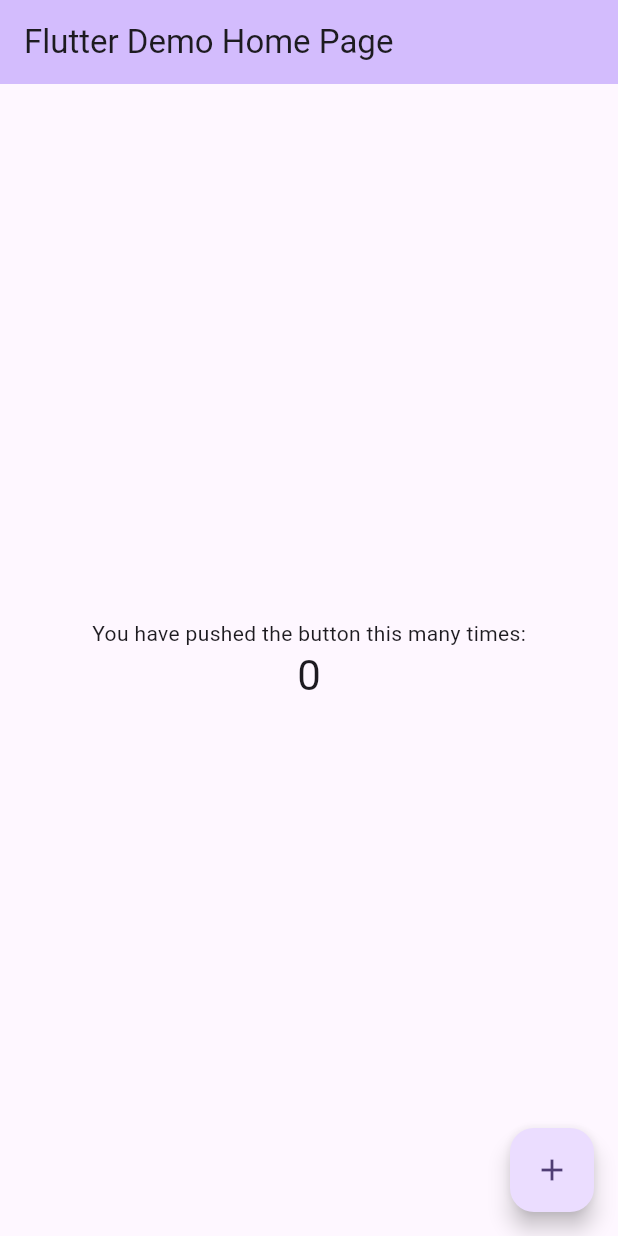
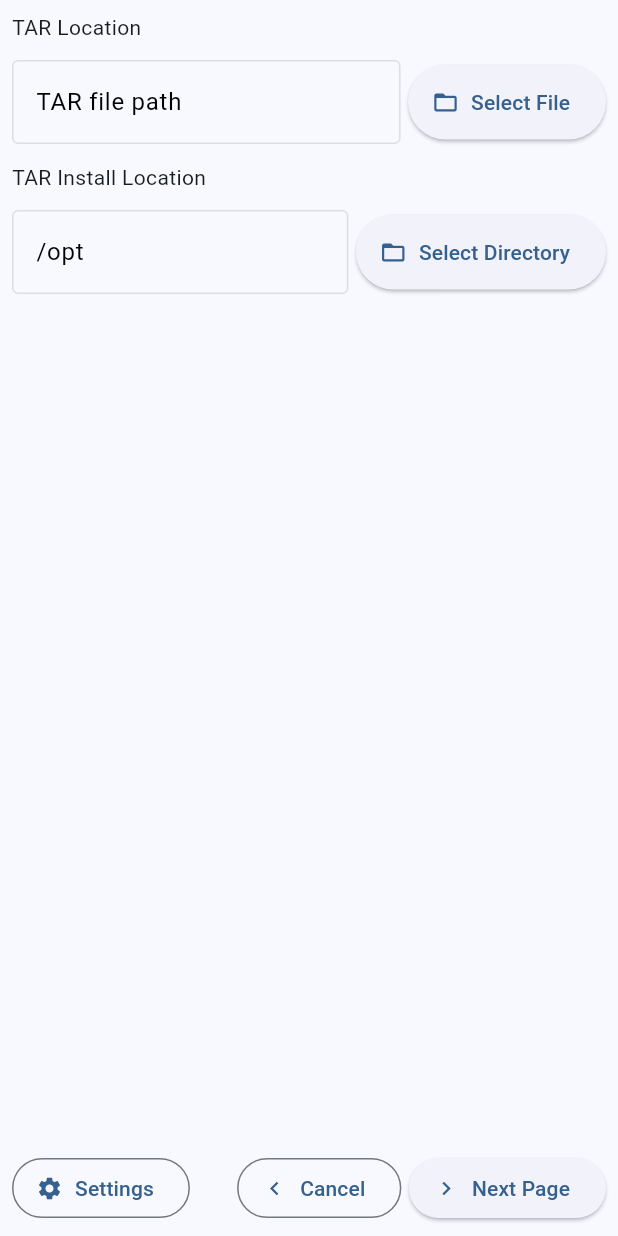
Before and after one commit to EdoTXp/tar_installer, a Flutter app: the screen it shows after launch, on a phone screen of 412 x 824 dp. Run offline on Flutter 3.47's test engine with Material 3 defaults, Android fonts, the phone set to English and light mode, and no system bars; our stand-ins replace file_picker; missing offline and left inert: window_manager.

Commit message:
- Refactors app structure and enhances Linux support. - Replaces demo app code with custom TAR Installer implementation, including window manager initialization and custom app logo support on Linux. - Adds dependencies for window management and file picking, updates plugins for Linux, and adjusts asset handling. - Removes default widget test.

```diff
--- a/analysis_options.yaml
+++ b/analysis_options.yaml
@@ -24,5 +24,7 @@ linter:
     # avoid_print: false  # Uncomment to disable the `avoid_print` rule
     # prefer_single_quotes: true  # Uncomment to enable the `prefer_single_quotes` rule
 
+formatter:
+  trailing_commas: preserve
 # Additional information about this file can be found at
 # https://dart.dev/guides/language/analysis-options
--- a/lib/main.dart
+++ b/lib/main.dart
@@ -1,122 +1,23 @@
 import 'package:flutter/material.dart';
+import 'package:tar_installer/src/tar_installer_app.dart';
+import 'package:window_manager/window_manager.dart';
 
-void main() {
-  runApp(const MyApp());
+Future<void> main() async {
+  WidgetsFlutterBinding.ensureInitialized();
+  await windowManager.ensureInitialized();
+
+  final WindowOptions windowOptions = WindowOptions(
+    size: const Size(600, 250),
+    backgroundColor: Colors.white,
+    title: 'TAR Installer',
+    skipTaskbar: false,
+    minimumSize: const Size(600, 250),
+  );
+
+  windowManager.waitUntilReadyToShow(windowOptions, () async {
+    await windowManager.show();
+    await windowManager.focus();
+  });
+
+  runApp(const TarInstallerApp());
 }
-
-class MyApp extends StatelessWidget {
-  const MyApp({super.key});
-
-  // This widget is the root of your application.
-  @override
-  Widget build(BuildContext context) {
-    return MaterialApp(
-      title: 'Flutter Demo',
-      theme: ThemeData(
-        // This is the theme of your application.
-        //
-        // TRY THIS: Try running your application with "flutter run". You'll see
-        // the application has a purple toolbar. Then, without quitting the app,
-        // try changing the seedColor in the colorScheme below to Colors.green
-        // and then invoke "hot reload" (save your changes or press the "hot
-        // reload" button in a Flutter-supported IDE, or press "r" if you used
-        // the command line to start the app).
-        //
-        // Notice that the counter didn't reset back to zero; the application
-        // state is not lost during the reload. To reset the state, use hot
-        // restart instead.
-        //
-        // This works for code too, not just values: Most code changes can be
-        // tested with just a hot reload.
-        colorScheme: ColorScheme.fromSeed(seedColor: Colors.deepPurple),
-      ),
-      home: const MyHomePage(title: 'Flutter Demo Home Page'),
-    );
-  }
-}
-
-class MyHomePage extends StatefulWidget {
-  const MyHomePage({super.key, required this.title});
-
-  // This widget is the home page of your application. It is stateful, meaning
-  // that it has a State object (defined below) that contains fields that affect
-  // how it looks.
-
-  // This class is the configuration for the state. It holds the values (in this
-  // case the title) provided by the parent (in this case the App widget) and
-  // used by the build method of the State. Fields in a Widget subclass are
-  // always marked "final".
-
-  final String title;
-
-  @override
-  State<MyHomePage> createState() => _MyHomePageState();
-}
-
-class _MyHomePageState extends State<MyHomePage> {
-  int _counter = 0;
-
-  void _incrementCounter() {
-    setState(() {
-      // This call to setState tells the Flutter framework that something has
-      // changed in this State, which causes it to rerun the build method below
-      // so that the display can reflect the updated values. If we changed
-      // _counter without calling setState(), then the build method would not be
-      // called again, and so nothing would appear to happen.
-      _counter++;
-    });
-  }
-
-  @override
-  Widget build(BuildContext context) {
-    // This method is rerun every time setState is called, for instance as done
-    // by the _incrementCounter method above.
-    //
-    // The Flutter framework has been optimized to make rerunning build methods
-    // fast, so that you can just rebuild anything that needs updating rather
-    // than having to individually change instances of widgets.
-    return Scaffold(
-      appBar: AppBar(
-        // TRY THIS: Try changing the color here to a specific color (to
-        // Colors.amber, perhaps?) and trigger a hot reload to see the AppBar
-        // change color while the other colors stay the same.
-        backgroundColor: Theme.of(context).colorScheme.inversePrimary,
-        // Here we take the value from the MyHomePage object that was created by
-        // the App.build method, and use it to set our appbar title.
-        title: Text(widget.title),
-      ),
-      body: Center(
-        // Center is a layout widget. It takes a single child and positions it
-        // in the middle of the parent.
-        child: Column(
-          // Column is also a layout widget. It takes a list of children and
-          // arranges them vertically. By default, it sizes itself to fit its
-          // children horizontally, and tries to be as tall as its parent.
-          //
-          // Column has various properties to control how it sizes itself and
-          // how it positions its children. Here we use mainAxisAlignment to
-          // center the children vertically; the main axis here is the vertical
-          // axis because Columns are vertical (the cross axis would be
-          // horizontal).
-          //
-          // TRY THIS: Invoke "debug painting" (choose the "Toggle Debug Paint"
-          // action in the IDE, or press "p" in the console), to see the
-          // wireframe for each widget.
-          mainAxisAlignment: MainAxisAlignment.center,
-          children: <Widget>[
-            const Text('You have pushed the button this many times:'),
-            Text(
-              '$_counter',
-              style: Theme.of(context).textTheme.headlineMedium,
-            ),
-          ],
-        ),
-      ),
-      floatingActionButton: FloatingActionButton(
-        onPressed: _incrementCounter,
-        tooltip: 'Increment',
-        child: const Icon(Icons.add),
-      ), // This trailing comma makes auto-formatting nicer for build methods.
-    );
-  }
-}
--- /dev/null
+++ b/lib/src/constants/app_images.dart
@@ -0,0 +1,4 @@
+class AppImages {
+  AppImages._();
+  static const String logo = 'assets/images/app_logo.png';
+}
--- /dev/null
+++ b/lib/src/tar_installer_app.dart
@@ -0,0 +1,17 @@
+import 'package:flutter/material.dart';
+import 'package:tar_installer/src/views/tar_selection_page.dart';
+
+class TarInstallerApp extends StatelessWidget {
+  const TarInstallerApp({super.key});
+
+  @override
+  Widget build(BuildContext context) {
+    return MaterialApp(
+      theme: ThemeData(
+        colorScheme: ColorScheme.fromSeed(seedColor: Colors.blue),
+        useMaterial3: true,
+      ),
+      home: TarSelectionPage(),
+    );
+  }
+}
--- /dev/null
+++ b/lib/src/views/tar_selection_page.dart
@@ -0,0 +1,76 @@
+import 'package:flutter/material.dart';
+import 'package:flutter/services.dart';
+import 'package:tar_installer/src/widgets/file_path_selector_widget.dart';
+
+class TarSelectionPage extends StatefulWidget {
+  const TarSelectionPage({super.key});
+
+  @override
+  State<TarSelectionPage> createState() => _TarSelectionPageState();
+}
+
+class _TarSelectionPageState extends State<TarSelectionPage> {
+  String selectedFilePath = '';
+  String installLocation = '/opt';
+
+  @override
+  Widget build(BuildContext context) {
+    return Scaffold(
+      body: Padding(
+        padding: const EdgeInsets.all(8.0),
+        child: Column(
+          crossAxisAlignment: CrossAxisAlignment.start,
+          spacing: 12.0,
+          children: [
+            Text('TAR Location'),
+            FilePathSelectorWidget(
+              onFilePathSelected: (String filePath) {
+                setState(() {
+                  selectedFilePath = filePath;
+                });
+              },
+            ),
+            Text('TAR Install Location'),
+            FilePathSelectorWidget(
+              initialFilePath: installLocation,
+              isDirectory: true,
+              onFilePathSelected: (String filePath) {
+                setState(() {
+                  installLocation = filePath;
+                });
+              },
+            ),
+            const Spacer(),
+            Row(
+              children: [
+                OutlinedButton.icon(
+                  label: Text('Settings'),
+                  icon: const Icon(Icons.settings),
+                  onPressed: () {},
+                ),
+                const Spacer(),
+                OutlinedButton.icon(
+                  onPressed: () => SystemChannels.platform.invokeMethod(
+                    'SystemNavigator.pop',
+                  ),
+                  label: Text('Cancel'),
+                  icon: const Icon(Icons.navigate_before),
+                ),
+                const SizedBox(width: 5.0),
+                ElevatedButton.icon(
+                  label: Text('Next Page'),
+                  icon: const Icon(Icons.navigate_next),
+                  onPressed: () {
+                    // Handle installation logic here
+                    debugPrint('Selected TAR file: $selectedFilePath');
+                    debugPrint('Install location: $installLocation');
+                  },
+                ),
+              ],
+            ),
+          ],
+        ),
+      ),
+    );
+  }
+}
--- /dev/null
+++ b/lib/src/widgets/file_path_selector_widget.dart
@@ -0,0 +1,82 @@
+import 'package:file_picker/file_picker.dart';
+import 'package:flutter/material.dart';
+
+class FilePathSelectorWidget extends StatefulWidget {
+  final String? initialFilePath;
+  final Function(String) onFilePathSelected;
+  final bool isDirectory;
+
+  const FilePathSelectorWidget({
+    super.key,
+    this.initialFilePath,
+    this.isDirectory = false,
+    required this.onFilePathSelected,
+  });
+
+  @override
+  State<FilePathSelectorWidget> createState() => _FilePathSelectorWidgetState();
+}
+
+class _FilePathSelectorWidgetState extends State<FilePathSelectorWidget> {
+  late String _filePath = widget.initialFilePath ?? 'TAR file path';
+
+  Future<void> _chooseDirectory() async {
+    String? directoryPath = await FilePicker.platform.getDirectoryPath(
+      initialDirectory: widget.initialFilePath ?? '/home',
+    );
+    if (directoryPath != null) {
+      setState(() {
+        _filePath = directoryPath;
+      });
+      widget.onFilePathSelected(directoryPath);
+    }
+  }
+
+  Future<void> _chooseFile() async {
+    FilePickerResult? result = await FilePicker.platform.pickFiles(
+      initialDirectory: widget.initialFilePath ?? '/home',
+      type: FileType.custom,
+      allowedExtensions: ['tar.*'],
+    );
+    if (result != null && result.files.isNotEmpty) {
+      String filePath = result.files.first.path ?? '';
+      setState(() {
+        _filePath = filePath;
+      });
+      widget.onFilePathSelected(filePath);
+    }
+  }
+
+  @override
+  Widget build(BuildContext context) {
+    return Row(
+      spacing: 5,
+      children: [
+        Expanded(
+          child: TextField(
+            enabled: false,
+            decoration: InputDecoration(
+              labelText: _filePath,
+              labelStyle: const TextStyle(color: Colors.black),
+              border: OutlineInputBorder(),
+            ),
+          ),
+        ),
+        ElevatedButton.icon(
+          onPressed: () async {
+            if (widget.isDirectory) {
+              await _chooseDirectory();
+            } else {
+              await _chooseFile();
+            }
+          },
+          label: Text(
+            widget.isDirectory ? 'Select Directory' : 'Select File',
+          ),
+          icon: const Icon(Icons.folder_open),
+          style: ElevatedButton.styleFrom(minimumSize: const Size(100, 50)),
+        ),
+      ],
+    );
+  }
+}
```
Also changed, not shown: pubspec.yaml (+7 -67 lines), assets/images/app_logo.png (added), pubspec.lock, 4 other files.
